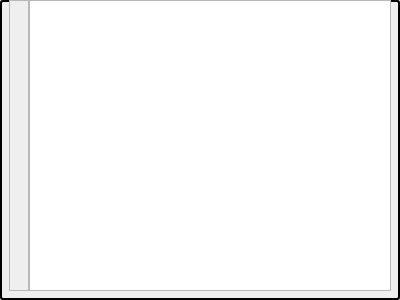
Old version of the form editorwidget.ui in the repository Deatrax/codenheimer.
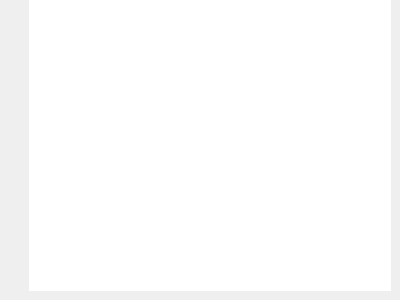
New version of the form.

Commit message: fixed the tab styling issues on Windows but now i have border issue

Patch:
```diff
--- a/editorwidget.ui
+++ b/editorwidget.ui
@@ -14,7 +14,10 @@
    <string>Form</string>
   </property>
   <property name="styleSheet">
-   <string notr="true"/>
+   <string notr="true">QWidget#widget{
+	border:2px solid ocean;
+	border-radius:3px;
+}</string>
   </property>
   <layout class="QHBoxLayout" name="horizontalLayout_2">
    <property name="spacing">
@@ -35,10 +38,7 @@
    <item>
     <widget class="QWidget" name="widget" native="true">
      <property name="styleSheet">
-      <string notr="true">QWidget#widget{
-	border:2px solid ocean;
-	border-radius:3px;
-}</string>
+      <string notr="true">border:none;</string>
      </property>
      <layout class="QHBoxLayout" name="horizontalLayout">
       <property name="spacing">
@@ -81,8 +81,8 @@
           <rect>
            <x>0</x>
            <y>0</y>
-           <width>18</width>
-           <height>286</height>
+           <width>20</width>
+           <height>291</height>
           </rect>
          </property>
          <property name="sizePolicy">
```
The commit also changes 1 other file.
